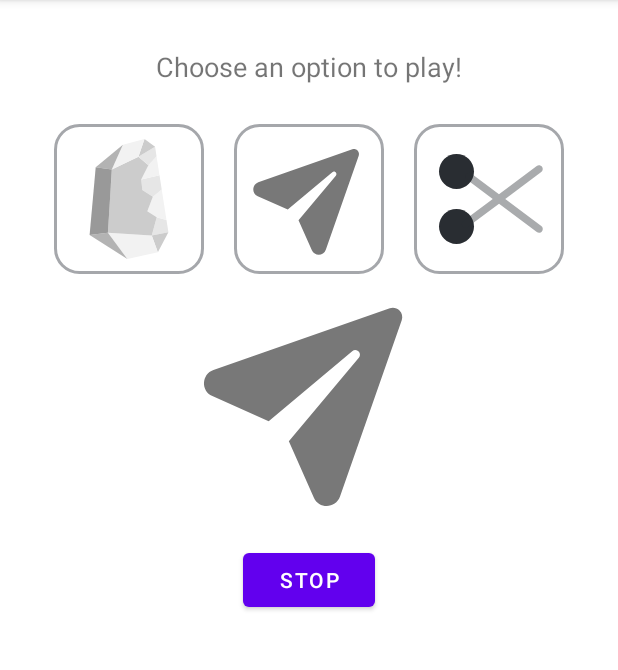
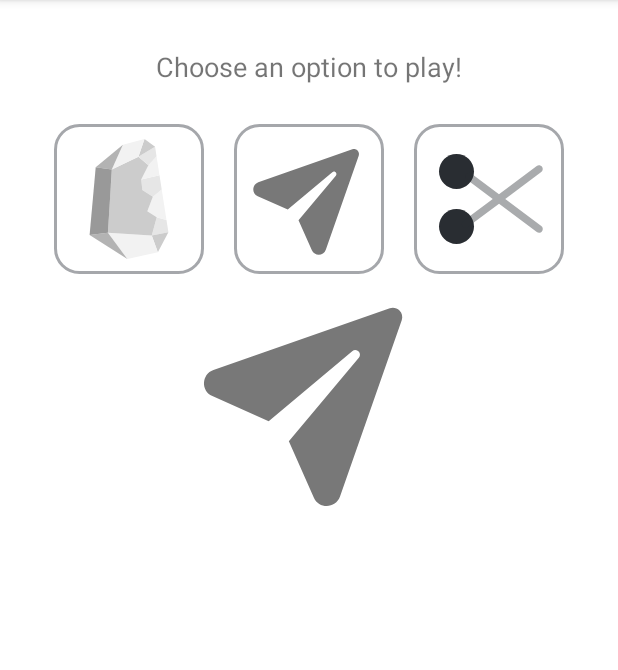
Before and after one commit to devstromo/rock-paper-scissors-kotlin-c, an Android app: the screen it shows after launch (MainActivity), on a phone screen of 412 x 824 dp, the part 84-754 px from its top. Run offline under Robolectric (Android 15) with nearby library versions, the phone set to English and light mode, and no system bars; 1 statement that could not run was skipped.

Commit message:
Rock Paper Scissors | add result cycle UI logic
- Add image switcher description

```diff
--- a/app/src/main/java/com/devstromo/rockpaperscissors/MainActivity.kt
+++ b/app/src/main/java/com/devstromo/rockpaperscissors/MainActivity.kt
@@ -65,17 +65,11 @@ class MainActivity : AppCompatActivity() {
         }
 
         iconImageView = findViewById(R.id.iconImageView)
-        stopButton = findViewById(R.id.stopButton)
 
         handler = Handler(Looper.getMainLooper())
         random = Random()
-        isRunning = true
-
 
         startCyclingIcons()
-
-
-        stopButton.setOnClickListener { stopCyclingIcons() }
     }
 
     private fun onButtonSelected(selectedButton: ImageButton, playerChoice: Char) {
@@ -84,18 +78,26 @@ class MainActivity : AppCompatActivity() {
         binding.scissorsImageButton.isSelected = false
 
         selectedButton.isSelected = true
+        startCyclingIcons()
         setPlayerOptionSelection(playerChoice)
         playGame(playerChoice)
     }
 
     private fun playGame(playerChoice: Char) {
-        // Call the native function and display the result
         val result = playGameJNI(playerChoice)
         binding.resultText.text = "$result $playerChoice"
         try {
             val jsonObject = JSONObject(result)
             val computerChoice = jsonObject.getString("computerChoice")
-            computerSelection(computerChoice[0])
+            val complete = object : Runnable {
+                override fun run() {
+                    computerSelection(computerChoice[0])
+                    if (isRunning) {
+                        handler.postDelayed(this, 5000)
+                    }
+                }
+            }
+            handler.post(complete)
         } catch (e: JSONException) {
             e.printStackTrace()
         }
@@ -112,6 +114,7 @@ class MainActivity : AppCompatActivity() {
     }
 
     private fun startCyclingIcons() {
+        isRunning = true
         iconSwitcher = object : Runnable {
             override fun run() {
                 val randomIndex = random!!.nextInt(icons.size)
--- a/app/src/main/res/layout/activity_main.xml
+++ b/app/src/main/res/layout/activity_main.xml
@@ -72,14 +72,8 @@
             android:layout_width="150dp"
             android:layout_height="150dp"
             android:layout_marginBottom="20dp"
-            android:contentDescription="Icon cycle"
+            android:contentDescription="@string/icon_cycle_description"
             android:src="@drawable/ic_scissor" />
-
-        <Button
-            android:id="@+id/stopButton"
-            android:layout_width="wrap_content"
-            android:layout_height="wrap_content"
-            android:text="Stop" />
     </LinearLayout>
 
     <TextView
--- a/app/src/main/res/values/strings.xml
+++ b/app/src/main/res/values/strings.xml
@@ -4,4 +4,5 @@
     <string name="paper_image_button_description">Paper image button</string>
     <string name="scissor_image_button_description">Scissors image button</string>
     <string name="option_to_play_title">Choose an option to play!</string>
+    <string name="icon_cycle_description">Icon cycle placeholder</string>
 </resources>
```
